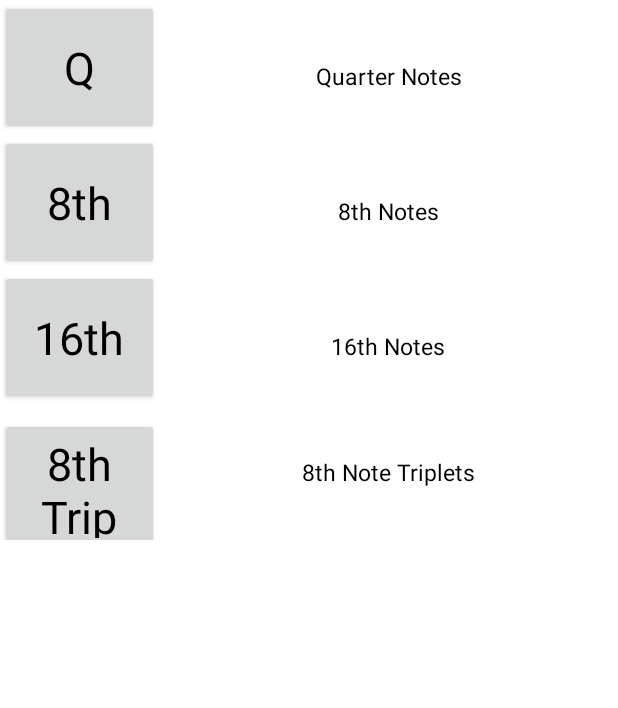
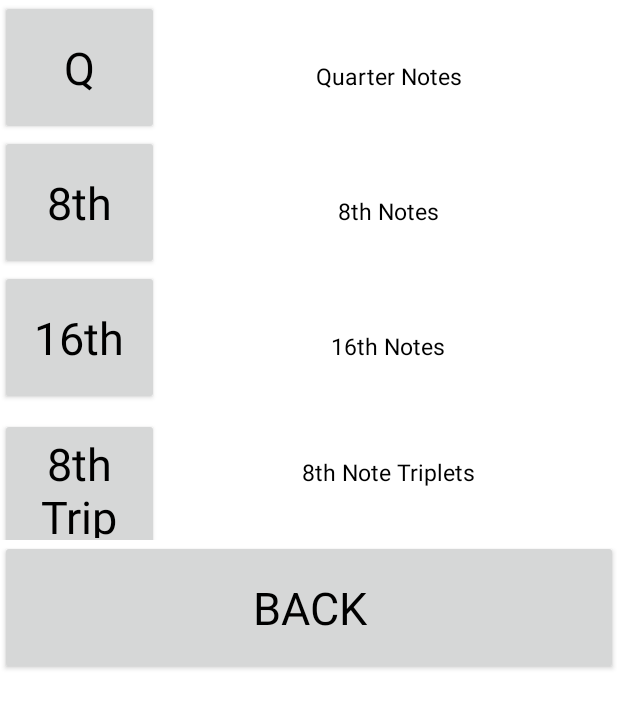
Before and after one commit to tcollins6049/CustoMet, an Android app: the screen it shows after launch (setSubdivisionsActivity), after a tap on "SUBDIVISIONS", on a phone screen of 412 x 824 dp. Shown: the top 708 px of the screen. Run offline under Robolectric (Android 15) with nearby library versions, the phone set to English and light mode, and no system bars.

Commit message:
Note images now appear depending on the subdivision.

```diff
--- a/app/src/main/java/com/example/metronomni/JavaMetronome.java
+++ b/app/src/main/java/com/example/metronomni/JavaMetronome.java
@@ -31,8 +31,8 @@ public class JavaMetronome {
     ///////////////////////////////////////////////////
 
     // Sets subdivisions values in beginning of code //
-    static boolean quarterSubs = false;
-    static boolean eighthSubs = true;
+    static boolean quarterSubs = true;
+    static boolean eighthSubs = false;
     static boolean sixteenthSubs = false;
     static boolean eighthNoteTripletSubs = false;
     ///////////////////////////////////////////////////
--- a/app/src/main/java/com/example/metronomni/MainActivity.java
+++ b/app/src/main/java/com/example/metronomni/MainActivity.java
@@ -36,6 +36,11 @@ public class MainActivity extends Activity {
     private Button minusButton;
     private TextView currentBeat;
 
+    static Boolean quarterSubStatus = true;
+    static Boolean eighthSubStatus = false;
+    static Boolean sixteenthSubStatus = false;
+    static Boolean eighthTripSubStatus = false;
+
     private Handler mHandler;
 
     // have in mind that: http://stackoverflow.com/questions/11407943/this-handler-class-should-be-static-or-leaks-might-occur-incominghandler
@@ -72,6 +77,9 @@ public class MainActivity extends Activity {
         if (currentTempo != null) {
             bpm = Integer.valueOf(currentTempo);
         }
+
+        setNoteImages();
+
         ImageButton first16thNoteButton = (ImageButton) findViewById(R.id.First16thNote);
         ImageButton second16thNoteButton = (ImageButton) findViewById(R.id.Second16thNote);
         ImageButton fourth16thNoteButton = (ImageButton) findViewById(R.id.Fourth16thNote);
@@ -191,4 +199,39 @@ public class MainActivity extends Activity {
 
     }
 
+    public void setNoteImages() {
+        ImageButton first16thNoteButton = (ImageButton) findViewById(R.id.First16thNote);
+        ImageButton second16thNoteButton = (ImageButton) findViewById(R.id.Second16thNote);
+        ImageButton fourth16thNoteButton = (ImageButton) findViewById(R.id.Fourth16thNote);
+        ImageButton third16thNoteButton = (ImageButton) findViewById(R.id.Third16thNote);
+        ImageButton onlyQuarterNoteButton = (ImageButton) findViewById(R.id.OnlyQuarterNote);
+        if (quarterSubStatus) {
+            first16thNoteButton.setVisibility(View.GONE);
+            second16thNoteButton.setVisibility(View.GONE);
+            third16thNoteButton.setVisibility(View.GONE);
+            fourth16thNoteButton.setVisibility(View.GONE);
+            onlyQuarterNoteButton.setVisibility(View.VISIBLE);
+        } else if (eighthSubStatus) {
+            first16thNoteButton.setVisibility(View.GONE);
+            second16thNoteButton.setVisibility(View.GONE);
+            third16thNoteButton.setVisibility(View.GONE);
+            fourth16thNoteButton.setVisibility(View.GONE);
+            onlyQuarterNoteButton.setVisibility(View.GONE);
+        } else if (sixteenthSubStatus) {
+            first16thNoteButton.setVisibility(View.VISIBLE);
+            second16thNoteButton.setVisibility(View.VISIBLE);
+            third16thNoteButton.setVisibility(View.VISIBLE);
+            fourth16thNoteButton.setVisibility(View.VISIBLE);
+            onlyQuarterNoteButton.setVisibility(View.GONE);
+        }
+
+    }
+
+    public static void setQuarterSubStatus(Boolean qss2) { quarterSubStatus = qss2; }
+    public static void setEighthSubStatus(Boolean ess2) { eighthSubStatus = ess2; }
+    public static void setSixteenthSubStatus(Boolean sss2) { sixteenthSubStatus = sss2; }
+    public static void setEighthTripSubStatus(Boolean etss2) { eighthTripSubStatus = etss2; }
+
+
+
 }
--- a/app/src/main/res/layout/activity_subdivisions.xml
+++ b/app/src/main/res/layout/activity_subdivisions.xml
@@ -123,5 +123,25 @@
 
 
     </LinearLayout>
+
+    <LinearLayout
+        android:id="@+id/linearLayout5"
+        android:layout_width="match_parent"
+        android:layout_height="wrap_content" >
+
+        <Button
+            android:id="@+id/back"
+            android:layout_width="0dp"
+            android:layout_height="90dp"
+            android:layout_weight="1"
+            android:gravity="center_vertical|center_horizontal"
+            android:onClick="toMainViewFromSubs"
+            android:text="BACK"
+            android:textAppearance="?android:attr/textAppearanceLarge"
+            android:textColor="@color/black"
+            android:textSize="30sp" />
+
+
+    </LinearLayout>
 </LinearLayout>
 <!-- </androidx.constraintlayout.widget.ConstraintLayout> -->
```
Also changed, not shown: app/src/main/java/com/example/metronomni/setSubdivisionsActivity.java (+28 -0 lines), app/src/main/res/layout/activity_mainmet.xml (+16 -1 lines).
